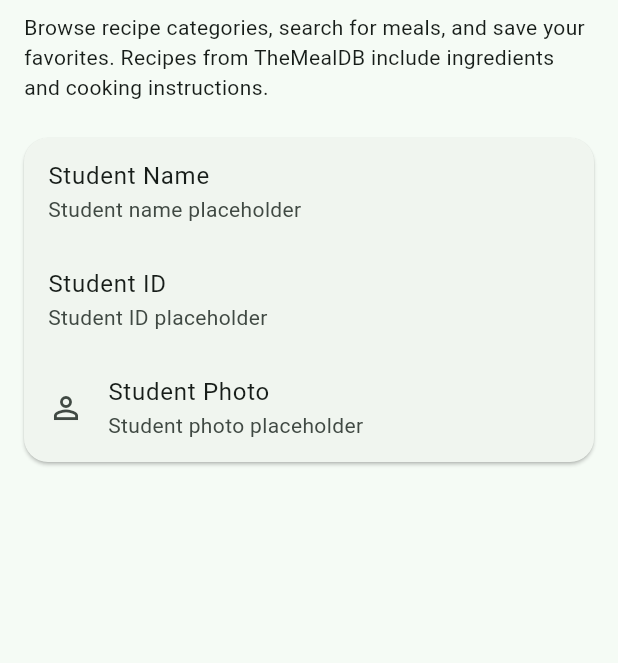
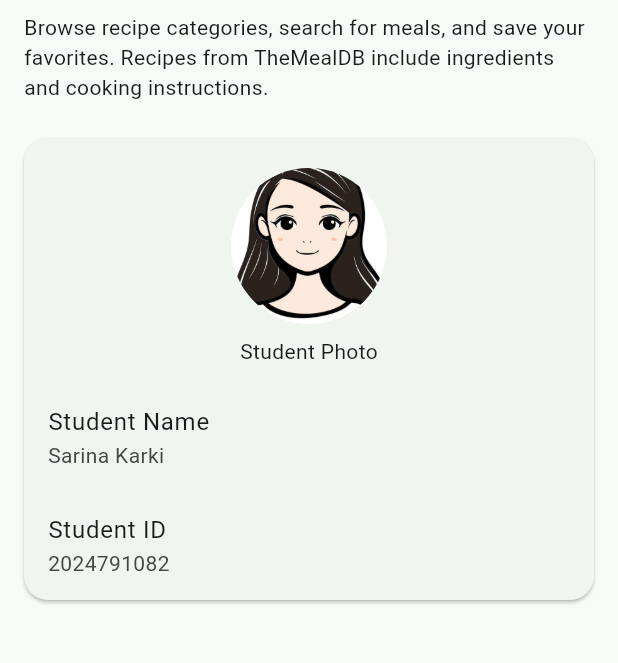
Before and after one commit to rohitjr007/mobile-app-final-2024791082, a Flutter app: the AboutScreen screen opened directly, on a phone screen of 412 x 824 dp, the part 162-825 px from its top. Run offline on Flutter 3.47's test engine with Material 3 defaults, Android fonts, the phone set to English and light mode, and no system bars; our stand-ins replace material_ui, shared_preferences; accounts and stored records are empty; network calls fail.

Commit message:
feat: add student profile information and photo

```diff
--- a/lib/screens/about_screen.dart
+++ b/lib/screens/about_screen.dart
@@ -23,22 +23,40 @@ class AboutScreen extends StatelessWidget {
                   'Recipes from TheMealDB include ingredients and cooking instructions.',
                 ),
                 const SizedBox(height: 24),
-                const Card(
+                Card(
                   margin: EdgeInsets.zero,
                   child: Column(
                     children: [
-                      ListTile(
+                      const SizedBox(height: 20),
+                      ClipOval(
+                        child: SizedBox.square(
+                          dimension: 104,
+                          child: Image.asset(
+                            'assets/images/student_photo.jpeg',
+                            fit: BoxFit.cover,
+                            excludeFromSemantics: true,
+                            errorBuilder: (context, error, stackTrace) =>
+                                ColoredBox(
+                                  color: theme.colorScheme.surfaceContainerHigh,
+                                  child: Icon(
+                                    Icons.person_outline,
+                                    size: 48,
+                                    color: theme.colorScheme.onSurfaceVariant,
+                                  ),
+                                ),
+                          ),
+                        ),
+                      ),
+                      const SizedBox(height: 8),
+                      const Text('Student Photo'),
+                      const SizedBox(height: 12),
+                      const ListTile(
                         title: Text('Student Name'),
-                        subtitle: Text('Student name placeholder'),
+                        subtitle: Text('Sarina Karki'),
                       ),
-                      ListTile(
+                      const ListTile(
                         title: Text('Student ID'),
-                        subtitle: Text('Student ID placeholder'),
-                      ),
-                      ListTile(
-                        leading: Icon(Icons.person_outline),
-                        title: Text('Student Photo'),
-                        subtitle: Text('Student photo placeholder'),
+                        subtitle: Text('2024791082'),
                       ),
                     ],
                   ),
--- a/pubspec.yaml
+++ b/pubspec.yaml
@@ -60,10 +60,8 @@ flutter:
   # the material Icons class.
   uses-material-design: true
 
-  # To add assets to your application, add an assets section, like this:
-  # assets:
-  #   - images/a_dot_burr.jpeg
-  #   - images/a_dot_ham.jpeg
+  assets:
+    - assets/images/student_photo.jpeg
 
   # An image asset can refer to one or more resolution-specific "variants", see
   # https://flutter.dev/to/resolution-aware-images
```
Also changed, not shown: assets/images/student_photo.jpeg (added), 1 other file.
